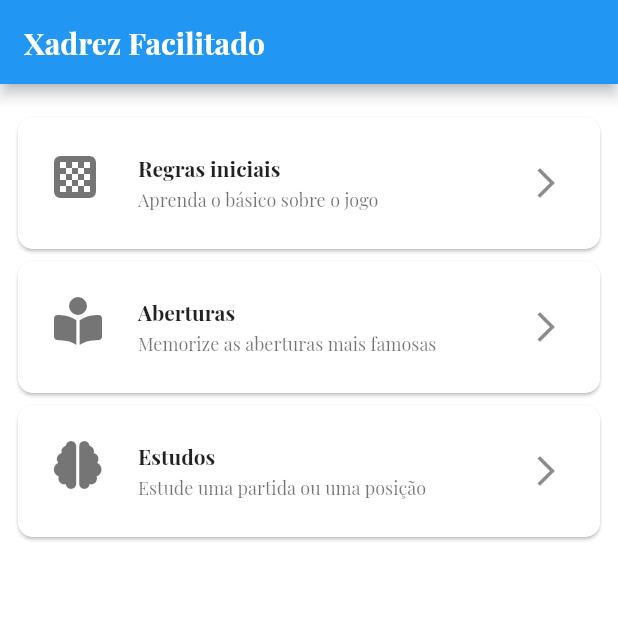
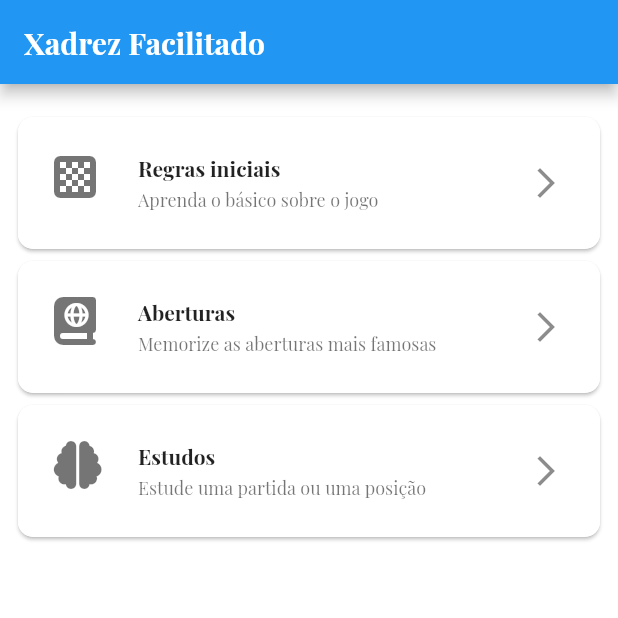
Before and after one commit to marcos-cezar/basicchess, a Flutter app: the screen it shows after launch, on a phone screen of 412 x 824 dp, the top half of it. Run offline on Flutter 3.47's test engine with Material 2 defaults, Android fonts, the phone set to English and light mode, and no system bars; our stand-ins replace font_awesome_flutter, google_fonts; missing offline and left inert: chess_vectors_flutter, flutter_chess_board.

Commit message:
Corrige erros do app e roda a versão desktop

```diff
--- a/lib/main.dart
+++ b/lib/main.dart
@@ -18,12 +18,12 @@
     runApp(MaterialApp(
       debugShowCheckedModeBanner: false,
       theme: ThemeData(
-          primaryColor: Colors.lightGreen[400],
-          primaryColorLight: Colors.lightGreen[200],
-          primaryColorDark: Colors.lightGreen[800],
+          primaryColor: Colors.lightGreen,
+          primaryColorLight: Colors.lightGreen,
+          primaryColorDark: Colors.lightGreen,
           fontFamily: GoogleFonts.playfairDisplay(fontStyle: FontStyle.normal)
               .fontFamily,
-          primaryTextTheme: TextTheme(headline6: TextStyle(color: Colors.white))),
+          primaryTextTheme: const TextTheme(headline6: TextStyle(color: Colors.white))),
       initialRoute: "/",
       routes: {
         "/": (context) => AppStateContainer(
@@ -70,7 +70,7 @@
   final Widget child;
   final ChessGameBloc chessBloc;
 
-  AppStateContainer({this.child, this.chessBloc});
+  const AppStateContainer({this.child, this.chessBloc});
 
   @override
   _AppContainerState createState() => _AppContainerState();
@@ -84,8 +84,8 @@
   @override
   Widget build(BuildContext context) {
     return GameInheritedWidget(
-      this.widget,
-      this.widget.chessBloc,
+      widget,
+      widget.chessBloc,
       child: widget.child,
     );
   }
@@ -93,6 +93,6 @@
   @override
   void dispose() {
     super.dispose();
-    this.widget.chessBloc.destroy();
+    widget.chessBloc.destroy();
   }
 }
--- a/lib/pages/chess_main_app.dart
+++ b/lib/pages/chess_main_app.dart
@@ -11,6 +11,8 @@
 import '../main.dart';
 
 class MainChessApp extends StatefulWidget {
+  const MainChessApp({Key key}) : super(key: key);
+
   @override
   _MainChessAppState createState() => _MainChessAppState();
 }
@@ -29,13 +31,15 @@
             crossAxisAlignment: CrossAxisAlignment.center,
             children: <Widget>[
               MenuList(menuItems: [
-                ChessMenuItem("Regras iniciais", "Aprenda o básico sobre o jogo",
+                ChessMenuItem(
+                    "Regras iniciais",
+                    "Aprenda o básico sobre o jogo",
                     FontAwesomeIcons.chessBoard, () {
                   Navigator.pushNamed(
                       context, BasicRulesPage.PIECES_PAGE_ROUTE_NAME);
                 }),
                 ChessMenuItem("Aberturas", "Memorize as aberturas mais famosas",
-                    FontAwesomeIcons.bookReader, () {
+                    FontAwesomeIcons.bookAtlas, () {
                   Navigator.pushNamed(
                       context, OpeningsPage.OPENING_PAGE_ROUTE_NAME);
                 }),
@@ -55,7 +59,7 @@
   final AppStateContainer appStateContainer;
   final ChessGameBloc gameBloc;
 
-  GameInheritedWidget(this.appStateContainer, this.gameBloc,
+  const GameInheritedWidget(this.appStateContainer, this.gameBloc,
       {Key key, @required Widget child})
       : super(key: key, child: child);
 
--- a/lib/widgets/app_base_skeleton.dart
+++ b/lib/widgets/app_base_skeleton.dart
@@ -14,19 +14,19 @@
   Widget build(BuildContext context) {
     return Scaffold(
       appBar: AppBar(
-        iconTheme: IconThemeData(
+        iconTheme: const IconThemeData(
             color: Colors.white
         ),
         title: Text(
-          this.title,
+          title,
           style: GoogleFonts.playfairDisplay(
               fontStyle: FontStyle.normal, fontWeight: FontWeight.bold),
         ),
       ),
       body: SafeArea(
-        child: this.child,
+        child: child,
       ),
-      backgroundColor: this.backgroundColor,
+      backgroundColor: backgroundColor,
     );
   }
 }
--- a/lib/widgets/main_menu_item.dart
+++ b/lib/widgets/main_menu_item.dart
@@ -9,14 +9,14 @@
 
   final Function _onClickCallback;
 
-  MainMenuItem(this._icon, this._itemLabel, this._itemDescription,
+  const MainMenuItem(this._icon, this._itemLabel, this._itemDescription,
       this._onClickCallback);
 
   @override
   Widget build(BuildContext context) {
     return Card(
       shape: RoundedRectangleBorder(
-          side: BorderSide(
+          side: const BorderSide(
             color: Colors.white70,
           ),
           borderRadius: BorderRadius.circular(10)),
@@ -25,25 +25,23 @@
         mainAxisAlignment: MainAxisAlignment.center,
         children: <Widget>[
           Padding(
-            padding: EdgeInsets.all(8),
+            padding: const EdgeInsets.all(8),
             child: ListTile(
-              trailing: Icon(Icons.arrow_forward_ios),
-              leading: Container(
-                child: SizedBox(child: _icon),
-              ),
+              trailing: const Icon(Icons.arrow_forward_ios),
+              leading: SizedBox(child: _icon),
               title: Text(
                 _itemLabel,
                 style: GoogleFonts.playfairDisplay(
                     fontStyle: FontStyle.normal,
                     fontWeight: FontWeight.bold,
-                    textStyle: TextStyle(fontSize: 14)),
+                    textStyle: const TextStyle(fontSize: 14)),
               ),
               onTap: _onClickCallback,
               subtitle: Text(
                 _itemDescription,
                 style: GoogleFonts.playfairDisplay(
                     fontStyle: FontStyle.normal,
-                    textStyle: TextStyle(fontSize: 12)),
+                    textStyle: const TextStyle(fontSize: 12)),
               ),
             ),
           ),
--- a/pubspec.yaml
+++ b/pubspec.yaml
@@ -24,12 +24,13 @@
   # Use with the CupertinoIcons class for iOS style icons.
   cupertino_icons: ^1.0.4
   font_awesome_flutter: ^10.1.0
-  google_fonts: ^2.3.0
+  google_fonts: ^3.0.1
   flutter_chess_board: ^1.0.1
   chess_vectors_flutter: ^1.0.12
+  path_provider: ^2.0.10
 
 dev_dependencies:
-  flutter_lints: ^1.0.4
+  flutter_lints: ^2.0.1
   flutter_test:
     sdk: flutter
 
```
Also changed, not shown: chessmindexpander/analysis_options.yaml (added, +29 -0 lines), chessmindexpander/lib/main.dart (added, +115 -0 lines), chessmindexpander/pubspec.yaml (added, +89 -0 lines), lib/pages/openings_page.dart (+4 -4 lines), lib/pages/studies_page.dart (+30 -23 lines), chessmindexpander/pubspec.lock (added), pubspec.lock, 166 other files.
